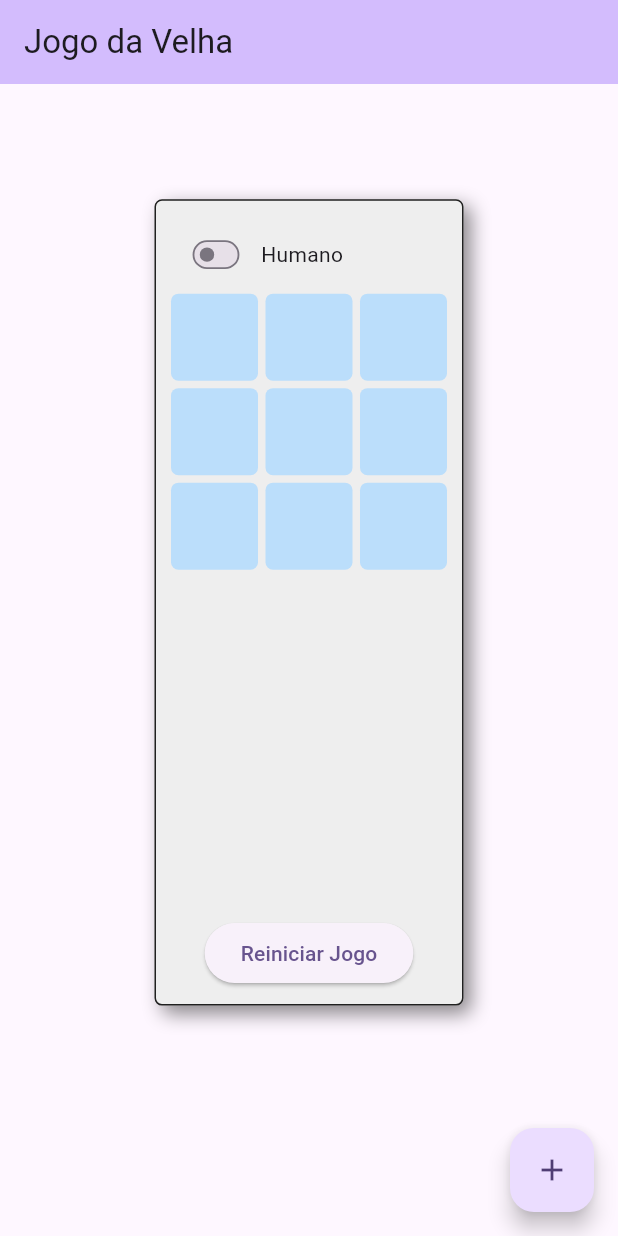
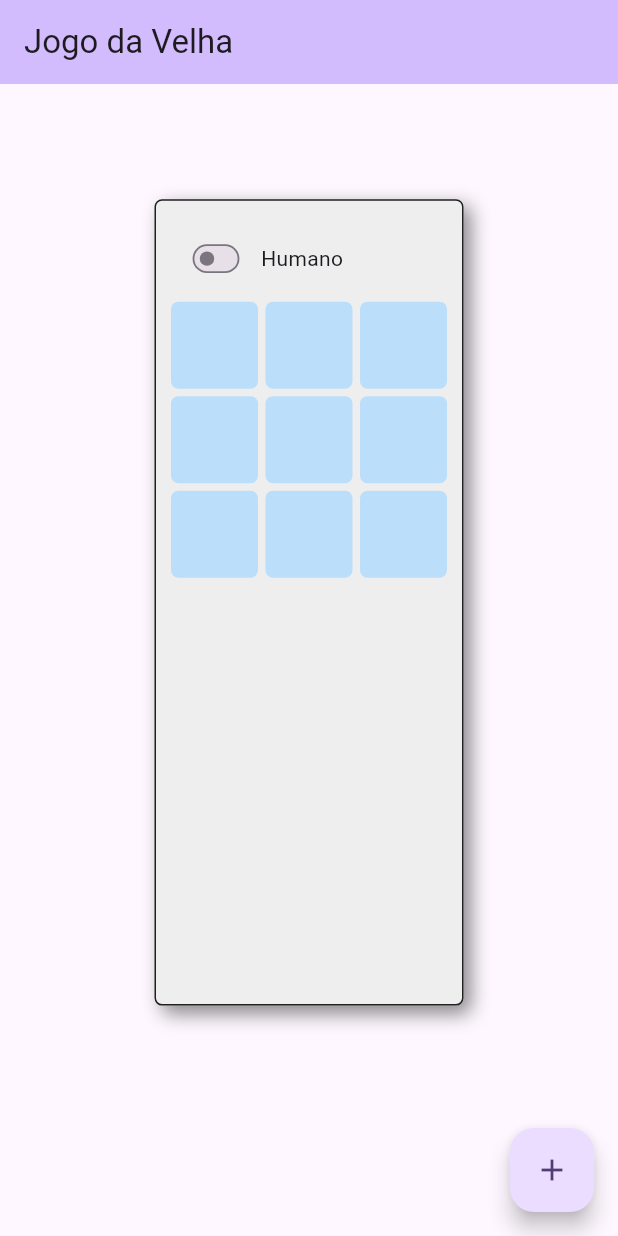
Before and after one commit to Juh-Santos/app-jogo-da-velha, a Flutter app: the screen it shows after launch, on a phone screen of 412 x 824 dp. Run offline on Flutter 3.47's test engine with Material 3 defaults, Android fonts, the phone set to English and light mode, and no system bars.

Commit message:
Update jodo_da_velha.dart

```diff
--- a/lib/componetes.dart/jodo_da_velha.dart
+++ b/lib/componetes.dart/jodo_da_velha.dart
@@ -177,10 +177,6 @@ class _JogoDaVelhaState extends State<JogoDaVelha> {
             ),
           ),
         ),
-        ElevatedButton(
-          onPressed: _iniciarJogo,
-          child: const Text('Reiniciar Jogo'),
-        ),
       ],
     );
   }
```
